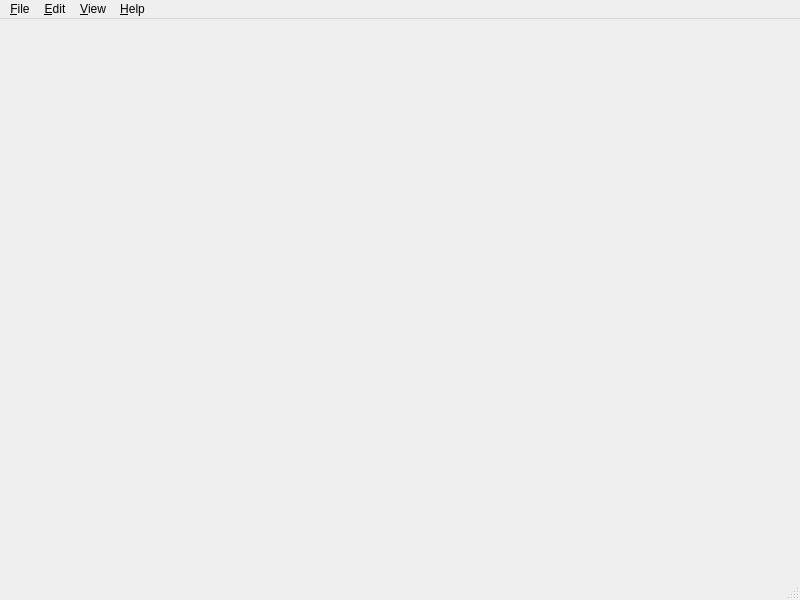
Before: the Qt Designer form src/MainWindow.ui in laikatoolbox/laika-notepad, drawn with Qt 5.
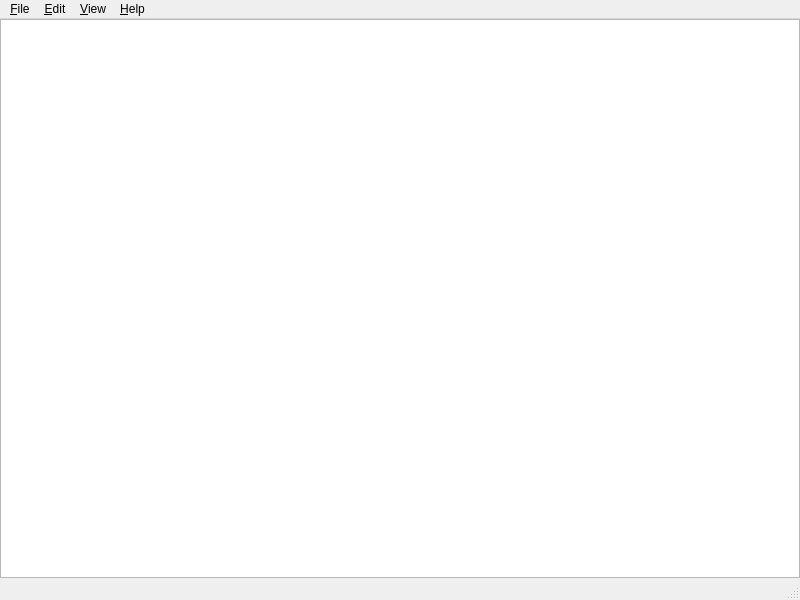
After: the same form once the commit is applied.

Commit message: Create Text Edit

What changed in the file:
```diff
--- a/src/MainWindow.ui
+++ b/src/MainWindow.ui
@@ -13,7 +13,25 @@
   <property name="windowTitle">
    <string>Laika Notepad</string>
   </property>
-  <widget class="QWidget" name="centralwidget"/>
+  <widget class="QWidget" name="centralwidget">
+   <layout class="QHBoxLayout" name="horizontalLayout">
+    <property name="leftMargin">
+     <number>0</number>
+    </property>
+    <property name="topMargin">
+     <number>0</number>
+    </property>
+    <property name="rightMargin">
+     <number>0</number>
+    </property>
+    <property name="bottomMargin">
+     <number>0</number>
+    </property>
+    <item>
+     <widget class="QPlainTextEdit" name="plainTextEdit"/>
+    </item>
+   </layout>
+  </widget>
   <widget class="QMenuBar" name="menubar">
    <property name="geometry">
     <rect>
```
The commit also changes 1 other file.
